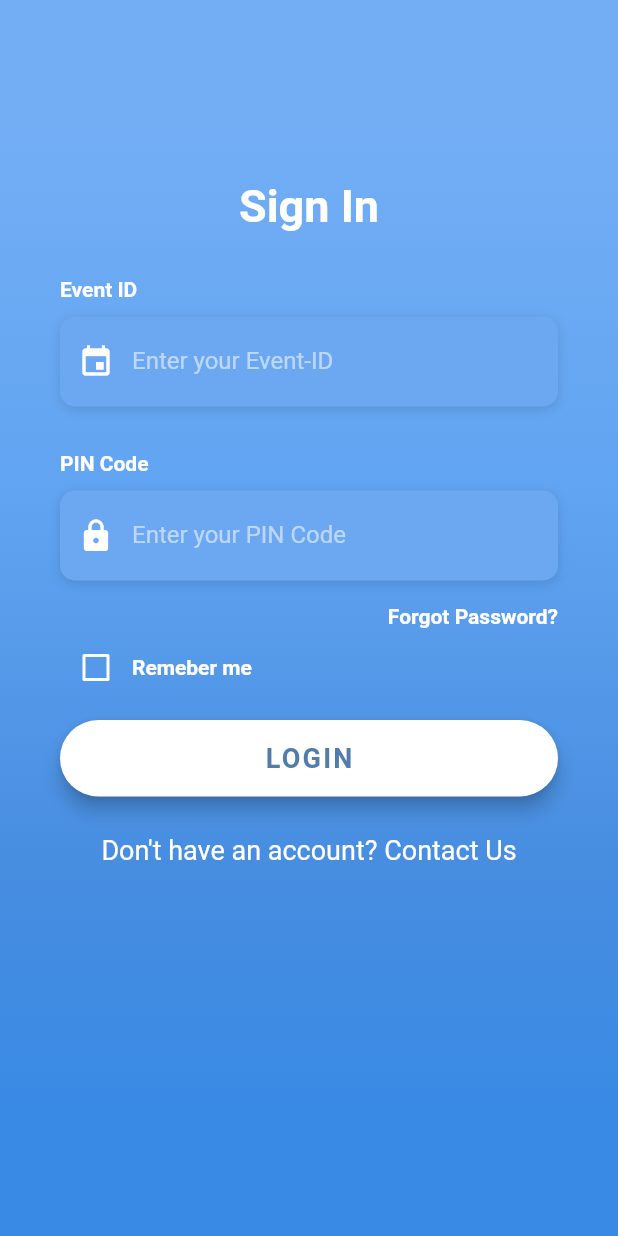
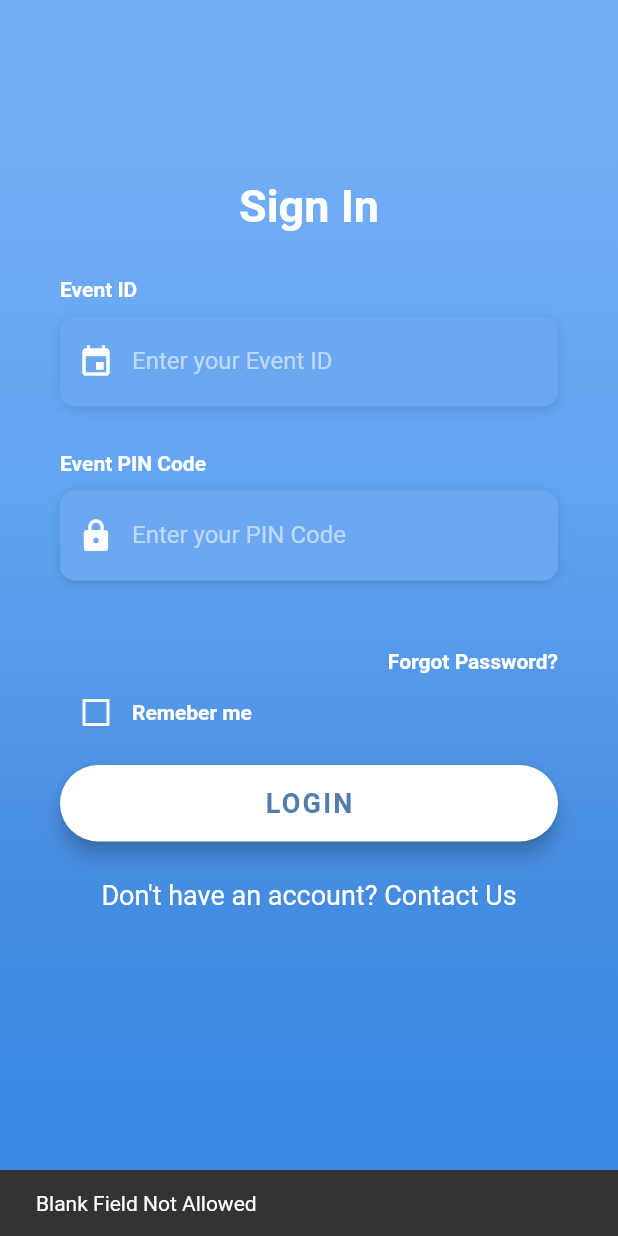
Before and after one commit to Bibash-24/QRScanner, a Flutter app: the screen it shows after launch, after a tap on "LOGIN", on a phone screen of 412 x 824 dp. Run offline on Flutter 3.47's test engine with Material 2 defaults, Android fonts, the phone set to English and light mode, and no system bars; missing offline and left inert: barcode_scan; Roboto replaces fonts that are missing (OpenSans).

Commit message:
login sucessful

```diff
--- a/lib/main.dart
+++ b/lib/main.dart
@@ -1,11 +1,8 @@
-import 'dart:convert';
-
 import 'package:a2z_qr/utilities/constants.dart';
-import 'package:a2z_qr/utilities/custom_text.dart';
 import 'package:flutter/material.dart';
 import 'package:a2z_qr/homepage.dart';
-import 'package:flutter/services.dart';
 import 'package:http/http.dart' as http;
+import 'dart:convert';
 
 void main() {
   runApp(MaterialApp(
@@ -19,234 +16,15 @@ class MyApp extends StatefulWidget {
 }
 
 class _MyAppState extends State<MyApp> {
-  String eventsID;
-  String pinCode;
-
-  signIn(eventsID, pinCode) async {
-    final Map<String, dynamic> signInData = {
-      eventsID: "string",
-      pinCode: "string"
-    };
-
-    var response = await http.post(
-      Uri.parse("https://api.a2zticketing.com/api/pinCode"),
-      headers: {
-        "Accept": "application/json",
-        "Content-Type": "application/json",
-      },
-      body: json.encode(signInData),
-    );
-
-    var jsonResponse = json.decode(response.body);
-    final Map<String, dynamic> responseData = json.decode(jsonResponse);
-
-    if (responseData['status'] != 'error') {
-      // setState(() {
-      //   _isLoading = false;
-      // });
-
-      Navigator.of(context)
-          .push(MaterialPageRoute(builder: (context) => Homepage()));
-      AlertDialog alert = AlertDialog(
-        title: CustomText(
-          text: "Success",
-          size: 15,
-        ),
-        content: CustomText(
-          text: responseData['result'],
-          size: 12,
-        ),
-      );
-
-      showDialog(
-        context: context,
-        builder: (BuildContext context) {
-          return alert;
-        },
-      );
-    } else {
-      // setState(() {
-      //   _isLoading = false;
-      // });
-      AlertDialog alert = AlertDialog(
-        title: CustomText(
-          text: "Error",
-          size: 15,
-        ),
-        content: CustomText(
-          text: responseData['result'],
-          size: 12,
-        ),
-      );
-
-      showDialog(
-        context: context,
-        builder: (BuildContext context) {
-          return alert;
-        },
-      );
-    }
-  }
-
   bool _remeberMe = false;
 
-  TextEditingController eventIDcontroller = new TextEditingController();
-  TextEditingController eventPINcontroller = new TextEditingController();
-
-  Widget _buildEventIDForm() {
-    return Column(
-      crossAxisAlignment: CrossAxisAlignment.start,
-      children: <Widget>[
-        Text(
-          'Event ID',
-          style: kLabelStyle,
-        ),
-        SizedBox(height: 10.0),
-        Container(
-          alignment: Alignment.centerLeft,
-          decoration: kBoxDecorationStyle,
-          height: 60.0,
-          child: TextField(
-            controller: eventIDcontroller,
-            style: TextStyle(
-              color: Colors.white,
-              fontFamily: 'OpenSans',
-            ),
-            decoration: InputDecoration(
-              border: InputBorder.none,
-              contentPadding: EdgeInsets.only(top: 14.0),
-              prefixIcon: Icon(
-                Icons.event,
-                color: Colors.white,
-              ),
-              hintText: 'Enter your Event-ID',
-              hintStyle: kHintTextStyle,
-            ),
-          ),
-        ),
-      ],
-    );
-  }
-
-  Widget _buildEventPinForm() {
-    return Column(
-      crossAxisAlignment: CrossAxisAlignment.start,
-      children: <Widget>[
-        Text(
-          'PIN Code',
-          style: kLabelStyle,
-        ),
-        SizedBox(height: 10.0),
-        Container(
-          alignment: Alignment.centerLeft,
-          decoration: kBoxDecorationStyle,
-          height: 60.0,
-          child: TextField(
-            controller: eventPINcontroller,
-            style: TextStyle(
-              color: Colors.white,
-              fontFamily: 'OpenSans',
-            ),
-            decoration: InputDecoration(
-              border: InputBorder.none,
-              contentPadding: EdgeInsets.only(top: 14.0),
-              prefixIcon: Icon(
-                Icons.lock,
-                color: Colors.white,
-              ),
-              hintText: 'Enter your PIN Code',
-              hintStyle: kHintTextStyle,
-            ),
-          ),
-        ),
-      ],
-    );
-  }
-
-  Widget _buildForgotPasswordBtn() {
-    return Container(
-      alignment: Alignment.centerRight,
-      child: FlatButton(
-        onPressed: () => print("Forgot Password Button Pressed"),
-        padding: EdgeInsets.only(right: 0.0),
-        child: Text(
-          "Forgot Password?",
-          style: kLabelStyle,
-        ),
-      ),
-    );
-  }
-
-  Widget _buildRememberMeCheckBox() {
-    return Container(
-      height: 20.0,
-      child: Row(
-        children: <Widget>[
-          Theme(
-            data: ThemeData(unselectedWidgetColor: Colors.white),
-            child: Checkbox(
-              value: _remeberMe,
-              checkColor: Colors.green,
-              activeColor: Colors.white,
-              onChanged: (value) {
-                setState(() {
-                  _remeberMe = value;
-                });
-              },
-            ),
-          ),
-          Text(
-            "Remeber me",
-            style: kLabelStyle,
-          )
-        ],
-      ),
-    );
-  }
-
-  Widget _buildLoginBtn() {
-    return Container(
-      padding: EdgeInsets.symmetric(vertical: 25.0),
-      width: double.infinity,
-      child: RaisedButton(
-        elevation: 5.0,
-        onPressed: () {
-          signIn(eventsID, pinCode);
-        },
-        // Navigator.push(
-        //   context,
-        //   MaterialPageRoute(
-        //     builder: (context) => Homepage(),
-        //   ),
-        // ),
-        padding: EdgeInsets.all(15.0),
-        shape: RoundedRectangleBorder(
-          borderRadius: BorderRadius.circular(30.0),
-        ),
-        color: Colors.white,
-        child: Text(
-          "LOGIN",
-          style: TextStyle(
-            color: Color(0xFF527DAA),
-            letterSpacing: 1.5,
-            fontSize: 18.0,
-            fontWeight: FontWeight.bold,
-            fontFamily: 'OpenSans',
-          ),
-        ),
-      ),
-    );
-  }
+  var eventController = TextEditingController();
+  var pinCodeController = TextEditingController();
 
   @override
   Widget build(BuildContext context) {
-    // return Homepage();
     return Scaffold(
-      body: AnnotatedRegion<SystemUiOverlayStyle>(
-        value: SystemUiOverlayStyle.light,
-        child: GestureDetector(
-          onTap: () => FocusScope.of(context).unfocus(),
-          child: Stack(
+      body: Stack(
         children: <Widget>[
           Container(
             height: double.infinity,
@@ -269,45 +47,228 @@ class _MyAppState extends State<MyApp> {
               height: double.infinity,
               child: SingleChildScrollView(
                 physics: AlwaysScrollableScrollPhysics(),
-                  padding:
-                      EdgeInsets.symmetric(horizontal: 40.0, vertical: 120.0),
+                padding: EdgeInsets.symmetric(
+                  horizontal: 40.0,
+                  vertical: 120.0,
+                ),
                 child: Column(
                   mainAxisAlignment: MainAxisAlignment.center,
                   children: <Widget>[
                     Text(
-                        "Sign In",
+                      'Sign In',
                       style: TextStyle(
                         color: Colors.white,
                         fontFamily: 'OpenSans',
                         fontSize: 30.0,
-                            fontWeight: FontWeight.bold),
+                        fontWeight: FontWeight.bold,
                       ),
-                      SizedBox(height: 30.0),
-                      _buildEventIDForm(),
-                      SizedBox(height: 30.0),
-                      _buildEventPinForm(),
-                      _buildForgotPasswordBtn(),
-                      _buildRememberMeCheckBox(),
-                      _buildLoginBtn(),
-                      RichText(
-                        text: TextSpan(children: [
+                    ),
+                    SizedBox(
+                      height: 30.0,
+                    ),
+                    Column(
+                      crossAxisAlignment: CrossAxisAlignment.start,
+                      children: <Widget>[
+                        Text(
+                          'Event ID',
+                          style: kLabelStyle,
+                        ),
+                        SizedBox(
+                          height: 10.0,
+                        ),
+                        Container(
+                          alignment: Alignment.centerLeft,
+                          decoration: kBoxDecorationStyle,
+                          height: 60.0,
+                          child: TextField(
+                            controller: eventController,
+                            style: TextStyle(
+                              color: Colors.white,
+                              fontFamily: 'OpenSans',
+                            ),
+                            decoration: InputDecoration(
+                              border: InputBorder.none,
+                              contentPadding: EdgeInsets.only(top: 14.0),
+                              prefixIcon: Icon(
+                                Icons.event,
+                                color: Colors.white,
+                              ),
+                              hintText: 'Enter your Event ID',
+                              hintStyle: kHintTextStyle,
+                            ),
+                          ),
+                        ),
+                        SizedBox(
+                          height: 30.0,
+                        ),
+                        Column(
+                          crossAxisAlignment: CrossAxisAlignment.start,
+                          children: <Widget>[
+                            Text(
+                              'Event PIN Code',
+                              style: kLabelStyle,
+                            ),
+                            SizedBox(
+                              height: 10.0,
+                            ),
+                            Container(
+                              alignment: Alignment.centerLeft,
+                              decoration: kBoxDecorationStyle,
+                              height: 60.0,
+                              child: TextField(
+                                controller: pinCodeController,
+                                style: TextStyle(
+                                  color: Colors.white,
+                                  fontFamily: 'OpenSans',
+                                ),
+                                decoration: InputDecoration(
+                                  border: InputBorder.none,
+                                  contentPadding: EdgeInsets.only(top: 14.0),
+                                  prefixIcon: Icon(
+                                    Icons.lock,
+                                    color: Colors.white,
+                                  ),
+                                  hintText: 'Enter your PIN Code',
+                                  hintStyle: kHintTextStyle,
+                                ),
+                              ),
+                            ),
+                            SizedBox(
+                              height: 30.0,
+                            ),
+                            Container(
+                              alignment: Alignment.centerRight,
+                              child: FlatButton(
+                                onPressed: () =>
+                                    print("Forgot Password Button Pressed"),
+                                padding: EdgeInsets.only(right: 0.0),
+                                child: Text(
+                                  "Forgot Password?",
+                                  style: kLabelStyle,
+                                ),
+                              ),
+                            ),
+                            Container(
+                              height: 20.0,
+                              child: Row(
+                                children: <Widget>[
+                                  Theme(
+                                    data: ThemeData(
+                                        unselectedWidgetColor: Colors.white),
+                                    child: Checkbox(
+                                      value: _remeberMe,
+                                      checkColor: Colors.green,
+                                      activeColor: Colors.white,
+                                      onChanged: (value) {
+                                        setState(() {
+                                          _remeberMe = value;
+                                        });
+                                      },
+                                    ),
+                                  ),
+                                  Text(
+                                    "Remeber me",
+                                    style: kLabelStyle,
+                                  )
+                                ],
+                              ),
+                            ),
+                            Container(
+                              padding: EdgeInsets.symmetric(vertical: 25.0),
+                              width: double.infinity,
+                              child: RaisedButton(
+                                elevation: 5.0,
+                                onPressed: () {
+                                  login(
+                                    eventController.text,
+                                    pinCodeController.text,
+                                  );
+                                },
+                                padding: EdgeInsets.all(15.0),
+                                shape: RoundedRectangleBorder(
+                                  borderRadius: BorderRadius.circular(30.0),
+                                ),
+                                color: Colors.white,
+                                child: Text(
+                                  "LOGIN",
+                                  style: TextStyle(
+                                    color: Color(0xFF527DAA),
+                                    letterSpacing: 1.5,
+                                    fontSize: 18.0,
+                                    fontWeight: FontWeight.bold,
+                                    fontFamily: 'OpenSans',
+                                  ),
+                                ),
+                              ),
+                            ),
+                            MouseRegion(
+                              cursor: SystemMouseCursors.click,
+                              child: GestureDetector(
+                                onTap: () => print('Contact Us button pressed'),
+                                child: Center(
+                                  child: RichText(
+                                    text: TextSpan(
+                                      children: [
                                         TextSpan(
-                              text: "Don\'t have an account? Contact Us",
+                                          text: "Don\'t have an account? ",
                                           style: TextStyle(
                                             color: Colors.white,
                                             fontSize: 18.0,
                                             fontWeight: FontWeight.w400,
-                              ))
-                        ]),
+                                          ),
+                                        ),
+                                        TextSpan(
+                                          text: "Contact Us",
+                                          style: TextStyle(
+                                            color: Colors.white,
+                                            fontSize: 18.0,
+                                            fontWeight: FontWeight.w400,
+                                          ),
                                         ),
                                       ],
                                     ),
                                   ),
+                                ),
+                              ),
+                            ),
+                          ],
+                        ),
+                      ],
                     )
                   ],
                 ),
-        ),
+              )),
+        ],
       ),
     );
   }
+
+  // Function to call Login post Api
+  Future<void> login(eventsId, pinCode) async {
+    if (eventController.text.isNotEmpty && pinCodeController.text.isNotEmpty) {
+      var response = await http.post(
+          Uri.parse("https://api.a2zticketing.com/api/pinCode"),
+          headers: {
+            "Accept": "application/json",
+            "Content-Type": "application/json"
+          },
+          body: json.encode({
+            "eventsID": eventsId,
+            "pinCode": pinCode,
+          }));
+      // var jsonResponse = json.decode(response.body);
+      if (response.statusCode == 200) {
+        Navigator.push(
+            context, MaterialPageRoute(builder: (context) => Homepage()));
+        ScaffoldMessenger.of(context)
+            .showSnackBar(SnackBar(content: Text("Login Sucessful")));
+      } else {
+        ScaffoldMessenger.of(context)
+            .showSnackBar(SnackBar(content: Text("Invalid Credentials")));
       }
+    } else {
+      ScaffoldMessenger.of(context)
+          .showSnackBar(SnackBar(content: Text("Blank Field Not Allowed")));
+    }
+  }
+}
```
Lines whose indentation alone changed are shown as unchanged.
